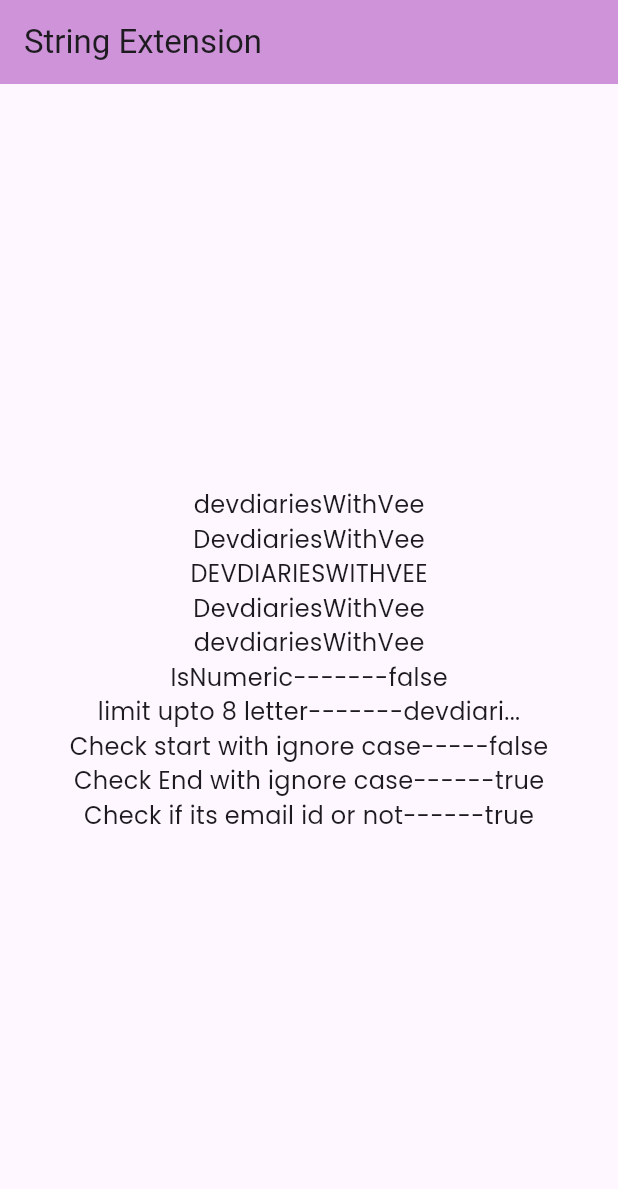
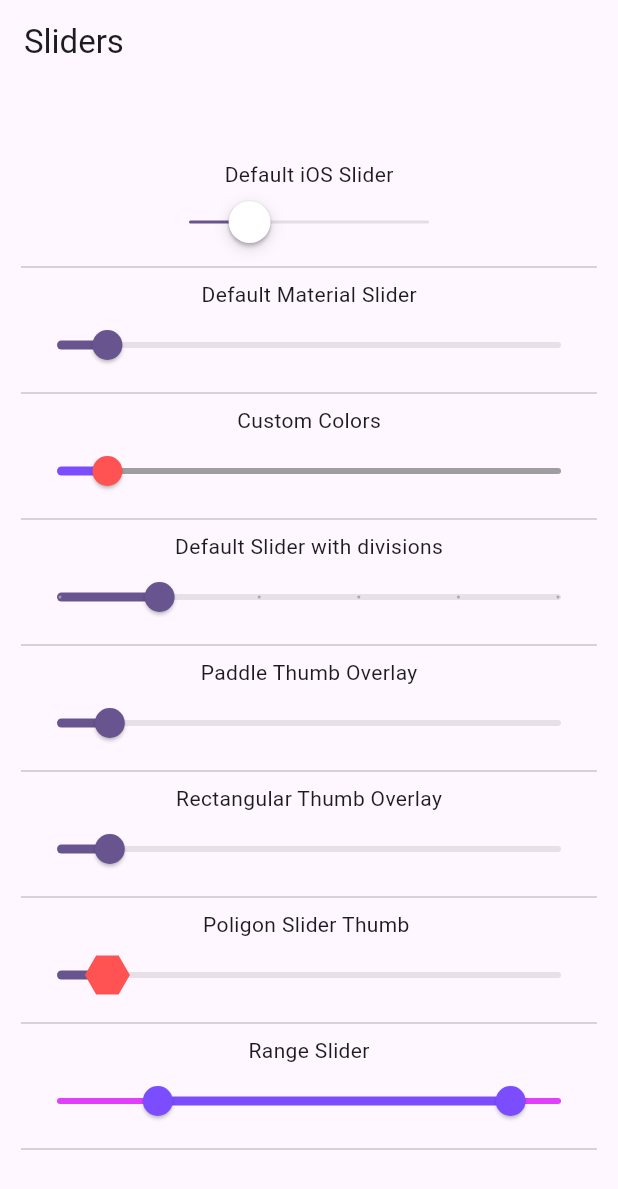
Before and after one commit to vaidehi2701/Flutter_Cheatsheet_2023, a Flutter app: the screen it shows after launch, on a phone screen of 412 x 824 dp. Shown: the top 1189 px of the screen. Run offline on Flutter 3.47's test engine with Material 2 defaults, Android fonts, the phone set to English and light mode, and no system bars; our stand-ins replace google_fonts.

Commit message:
eight type of sliders added

```diff
--- a/lib/main.dart
+++ b/lib/main.dart
@@ -1,6 +1,5 @@
 import 'package:flutter/material.dart';
-import 'package:widget_utils/widgets/string_util_demo.dart';
-import 'package:widget_utils/widgets/tab_bar.dart';
+import 'package:widget_utils/widgets/slides.dart';
 
 void main() {
   runApp(const MyApp());
@@ -20,7 +19,7 @@ class MyApp extends StatelessWidget {
         colorScheme: ColorScheme.fromSeed(seedColor: Colors.deepPurple)
             .copyWith(background: Colors.blueGrey[100]),
       ),
-      home: const StringUtilDemo(),
+      home: const CustomSlidersPage(),
     );
   }
 }
--- /dev/null
+++ b/lib/widgets/slides.dart
@@ -0,0 +1,253 @@
+import 'dart:math';
+
+import 'package:flutter/cupertino.dart';
+import 'package:flutter/material.dart';
+
+class CustomSlidersPage extends StatelessWidget {
+  const CustomSlidersPage({Key? key}) : super(key: key);
+
+  @override
+  Widget build(BuildContext context) {
+    return Scaffold(
+      appBar: AppBar(title: const Text('Sliders')),
+      body: Center(
+        child: Container(
+          constraints: const BoxConstraints(maxWidth: 400),
+          padding: const EdgeInsets.all(8.0),
+          child: SingleChildScrollView(
+            child: Column(
+                mainAxisAlignment: MainAxisAlignment.center,
+                children: <Widget>[
+                  _buildSlider("Default iOS Slider", const IosSlider()),
+                  _buildSlider(
+                      "Default Material Slider", const _SimpleSlider()),
+                  _buildSlider(
+                      "Custom Colors",
+                      const _SimpleSlider(
+                          thumbColor: Colors.redAccent,
+                          activeColor: Colors.deepPurpleAccent,
+                          inactiveColor: Colors.grey)),
+                  _buildSlider("Default Slider with divisions",
+                      const _SimpleSlider(divisions: 5)),
+                  _buildSlider(
+                      "Paddle Thumb Overlay",
+                      const CustomThumbShape(
+                          valueIndicatorShape:
+                              PaddleSliderValueIndicatorShape())),
+                  _buildSlider(
+                      "Rectangular Thumb Overlay",
+                      const CustomThumbShape(
+                          valueIndicatorShape:
+                              RectangularSliderValueIndicatorShape())),
+                  _buildSlider("Poligon Slider Thumb ", const PolygonSlider()),
+                  _buildSlider(
+                      "Range Slider",
+                      RangeSliderExample(
+                        activeColor: Colors.deepPurpleAccent,
+                        inactiveColor: Colors.purpleAccent,
+                        startValue: 20.0,
+                        endValue: 90.0,
+                      )),
+                ]),
+          ),
+        ),
+      ),
+    );
+  }
+
+  Widget _buildSlider(String title, Widget child) {
+    return SizedBox(
+      width: double.infinity,
+      child: Column(
+          mainAxisAlignment: MainAxisAlignment.center,
+          mainAxisSize: MainAxisSize.min,
+          children: <Widget>[Text(title), child, const Divider()]),
+    );
+  }
+}
+
+class _SimpleSlider extends StatefulWidget {
+  final Color? thumbColor, activeColor, inactiveColor;
+  final int? divisions;
+
+  const _SimpleSlider(
+      {Key? key,
+      this.thumbColor,
+      this.activeColor,
+      this.inactiveColor,
+      this.divisions})
+      : super(key: key);
+
+  @override
+  __SimpleSliderState createState() => __SimpleSliderState();
+}
+
+class __SimpleSliderState extends State<_SimpleSlider> {
+  double _currentSliderValue = 10;
+
+  @override
+  Widget build(BuildContext context) {
+    return Slider(
+      value: _currentSliderValue,
+      min: 0,
+      max: 100,
+      label: _currentSliderValue.toInt().toString(),
+      thumbColor: widget.thumbColor,
+      activeColor: widget.activeColor,
+      inactiveColor: widget.inactiveColor,
+      divisions: widget.divisions,
+      onChanged: (double value) {
+        setState(() {
+          _currentSliderValue = value;
+        });
+      },
+    );
+  }
+}
+
+class IosSlider extends StatefulWidget {
+  const IosSlider({super.key});
+
+  @override
+  State<IosSlider> createState() => _IosSliderState();
+}
+
+class _IosSliderState extends State<IosSlider> {
+  double _currentSliderValue = 20;
+
+  @override
+  Widget build(BuildContext context) {
+    return CupertinoSlider(
+      value: _currentSliderValue,
+      min: 0,
+      max: 100,
+      onChanged: (double value) {
+        setState(() {
+          _currentSliderValue = value;
+        });
+      },
+    );
+  }
+}
+
+// ignore: must_be_immutable
+class RangeSliderExample extends StatefulWidget {
+  final Color activeColor, inactiveColor;
+  double startValue, endValue;
+  RangeSliderExample(
+      {super.key,
+      required this.activeColor,
+      required this.inactiveColor,
+      required this.startValue,
+      required this.endValue});
+
+  @override
+  State<RangeSliderExample> createState() => _RangeSliderExampleState();
+}
+
+class _RangeSliderExampleState extends State<RangeSliderExample> {
+  @override
+  Widget build(BuildContext context) {
+    return RangeSlider(
+      min: 0.0,
+      max: 100.0,
+      activeColor: widget.activeColor,
+      inactiveColor: widget.inactiveColor,
+      values: RangeValues(widget.startValue, widget.endValue),
+      onChanged: (values) {
+        setState(() {
+          widget.startValue = values.start;
+          widget.endValue = values.end;
+        });
+      },
+    );
+  }
+}
+
+class CustomThumbShape extends StatelessWidget {
+  final SliderComponentShape valueIndicatorShape;
+  const CustomThumbShape({Key? key, required this.valueIndicatorShape})
+      : super(key: key);
+
+  @override
+  Widget build(BuildContext context) {
+    return SliderTheme(
+        data: SliderTheme.of(context)
+            .copyWith(valueIndicatorShape: valueIndicatorShape),
+        child: const _SimpleSlider(divisions: 100));
+  }
+}
+
+class PolygonSlider extends StatefulWidget {
+  const PolygonSlider({super.key});
+
+  @override
+  State<PolygonSlider> createState() => _PolygonSliderState();
+}
+
+class _PolygonSliderState extends State<PolygonSlider> {
+  double _currentSliderValue = 10.0;
+  @override
+  Widget build(BuildContext context) {
+    return SliderTheme(
+      data: SliderTheme.of(context).copyWith(
+        thumbShape: PolygonSliderThumb(),
+      ),
+      child: Slider(
+        value: _currentSliderValue,
+        min: 0,
+        max: 100,
+        onChanged: (newValue) {
+          setState(() {
+            _currentSliderValue = newValue;
+          });
+        },
+      ),
+    );
+  }
+}
+
+class PolygonSliderThumb extends SliderComponentShape {
+  @override
+  Size getPreferredSize(bool isEnabled, bool isDiscrete) {
+    // Define the preferred size of the thumb here
+    return const Size(30, 30); // Customize the size as needed
+  }
+
+  @override
+  void paint(
+    PaintingContext context,
+    Offset center, {
+    required Animation<double> activationAnimation,
+    required Animation<double> enableAnimation,
+    required bool isDiscrete,
+    required TextPainter labelPainter,
+    required RenderBox parentBox,
+    required SliderThemeData sliderTheme,
+    required TextDirection textDirection,
+    required double value,
+    required double textScaleFactor,
+    required Size sizeWithOverflow,
+  }) {
+    // Define the polygon shape for the slider thumb here
+    final canvas = context.canvas;
+    final thumbRadius = getPreferredSize(true, isDiscrete).width / 2;
+
+    final path = Path();
+    path.moveTo(
+        center.dx + thumbRadius * cos(0), center.dy + thumbRadius * sin(0));
+    for (int i = 1; i <= 6; i++) {
+      final angle = i * 2 * pi / 6;
+      final x = center.dx + thumbRadius * cos(angle);
+      final y = center.dy + thumbRadius * sin(angle);
+      path.lineTo(x, y);
+    }
+    path.close();
+
+    final paint = Paint()
+      ..color = Colors.redAccent
+      ..style = PaintingStyle.fill;
+
+    canvas.drawPath(path, paint);
+  }
+}
```
